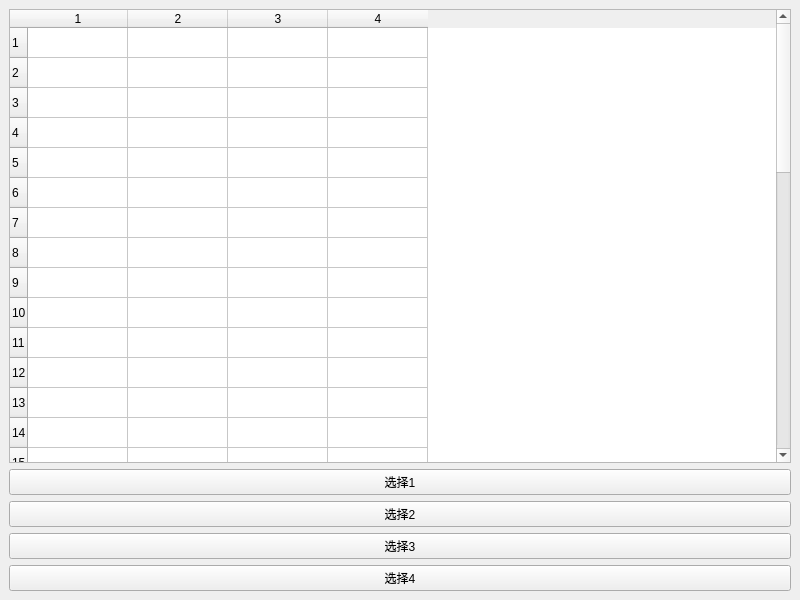
This is window01.ui in efe264-264/--- as Qt 5 draws it before an edit. The edited form follows.
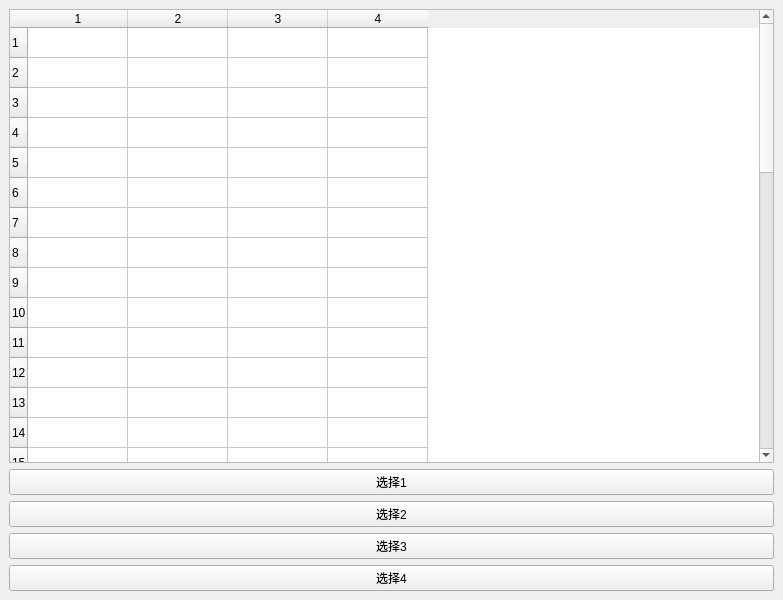
This is the edited form.

```diff
--- a/window01.ui
+++ b/window01.ui
@@ -6,7 +6,7 @@
    <rect>
     <x>0</x>
     <y>0</y>
-    <width>800</width>
+    <width>783</width>
     <height>600</height>
    </rect>
   </property>
@@ -61,6 +61,13 @@
       <column/>
       <column/>
       <column/>
+      <item row="0" column="0">
+       <property name="font">
+        <font>
+         <bold>true</bold>
+        </font>
+       </property>
+      </item>
      </widget>
     </item>
     <item>
```
